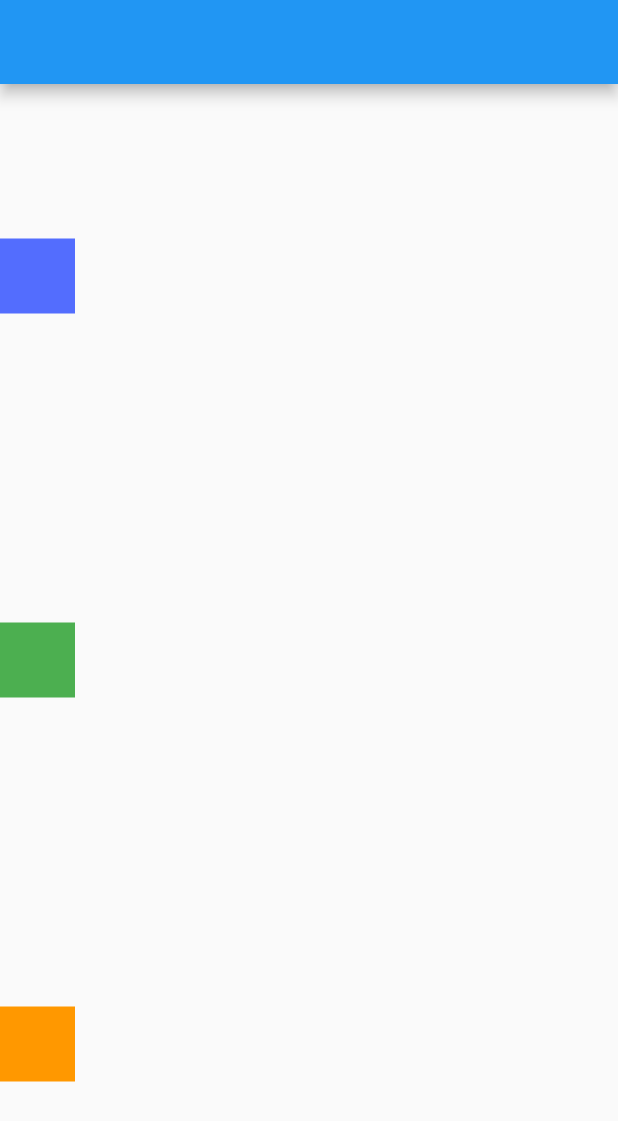
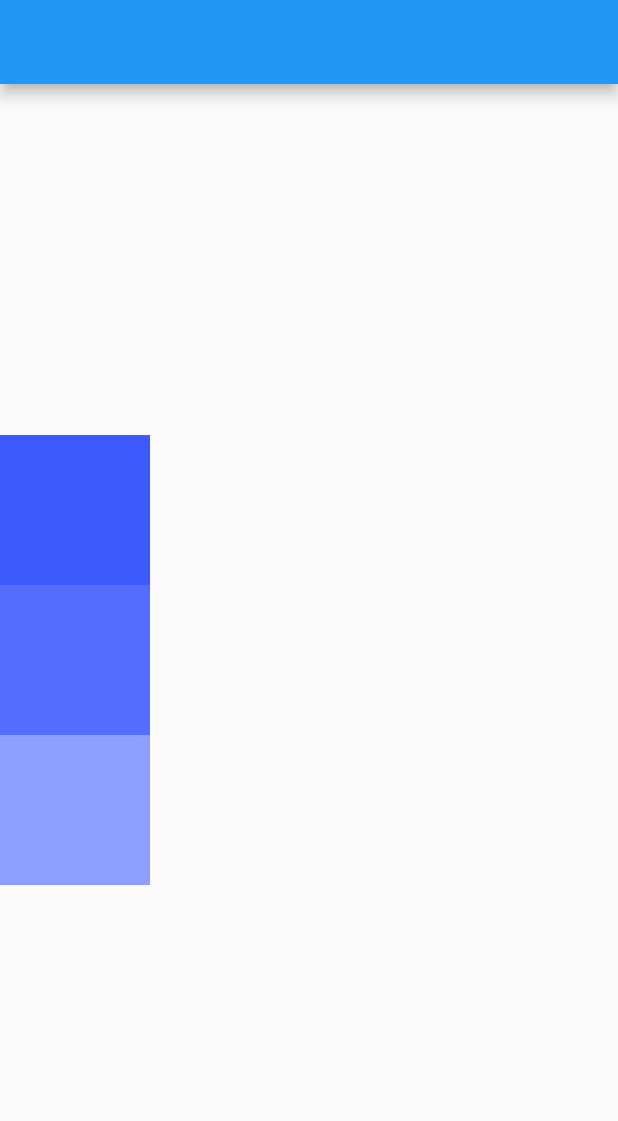
Before and after one commit to EdgarrDEV/ETPS3-EP, a Flutter app: the screen it shows after launch, on a phone screen of 412 x 824 dp. Shown: the top 1121 px of the screen. Run offline on Flutter 3.47's test engine with Material 2 defaults, Android fonts, the phone set to English and light mode, and no system bars.

Commit message:
08022023

```diff
--- a/filas_columnas/lib/Paginas/principal.dart
+++ b/filas_columnas/lib/Paginas/principal.dart
@@ -13,22 +13,22 @@ class _PrincipalState extends State<Principal> {
     return Scaffold(
       appBar: AppBar(),
       body: Column(
-        mainAxisAlignment: MainAxisAlignment.spaceAround,
+        mainAxisAlignment: MainAxisAlignment.center,
         children: [
           Container(
-            height: 50,
-            width: 50,
-            color: Colors.indigoAccent,
+            height: 100,
+            width: 100,
+            color: Colors.indigoAccent[400],
           ),
           Container(
-            height: 50,
-            width: 50,
-            color: Colors.green,
+            height: 100,
+            width: 100,
+            color: Colors.indigoAccent[200],
           ),
           Container(
-            height: 50,
-            width: 50,
-            color: Colors.orange,
+            height: 100,
+            width: 100,
+            color: Colors.indigoAccent[100],
           ),
         ],
       ),
```
